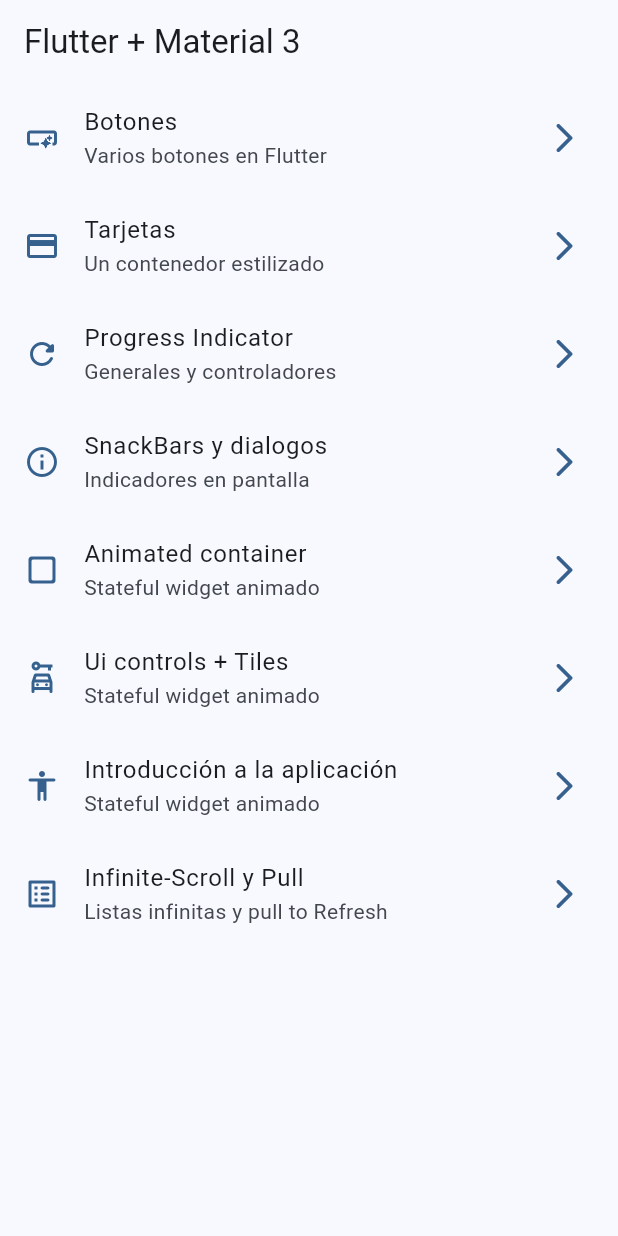
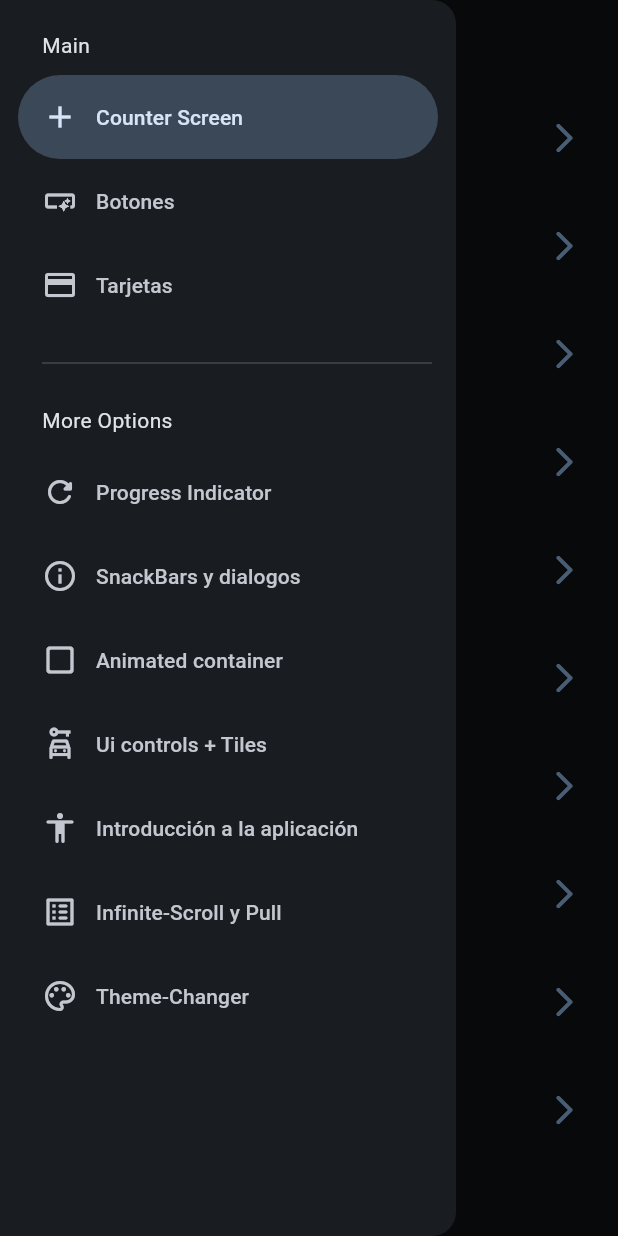
Before and after one commit to TITANRAH/flutter_curso_FH_widgets_app, a Flutter app: the screen it shows after launch, with the side drawer open (before the commit the screen has no drawer), on a phone screen of 412 x 824 dp. Run offline on Flutter 3.47's test engine with Material 2 defaults, Android fonts, the phone set to English and light mode, and no system bars; our stand-ins replace animate_do, flutter_riverpod, go_router.

Commit message:
riverpod

```diff
--- a/lib/config/menu/menu_items.dart
+++ b/lib/config/menu/menu_items.dart
@@ -15,6 +15,13 @@ class MenuItem {
 }
 
 const appMenuItems = <MenuItem>[
+
+     MenuItem(
+    title: 'Counter Screen',
+    subTitle: 'Contador con Riverpod',
+    link: '/counter',
+    icon: Icons.add,
+  ),
   MenuItem(
     title: 'Botones',
     subTitle: 'Varios botones en Flutter',
@@ -64,4 +71,11 @@ const appMenuItems = <MenuItem>[
     link: '/infinite',
     icon: Icons.list_alt_rounded,
   ),
+    MenuItem(
+    title: 'Theme-Changer',
+    subTitle: 'Cambiar de tema',
+    link: '/theme-change',
+    icon: Icons.color_lens_outlined,
+  ),
+
 ];
--- a/lib/config/router/app_router.dart
+++ b/lib/config/router/app_router.dart
@@ -51,5 +51,15 @@ final appRouter = GoRouter(
       name:InfiniteScrollScreen.name,
       builder: (context, state) => const InfiniteScrollScreen(),
     ),
+      GoRoute(
+      path: '/counter',
+      name:CounterScreen.name,
+      builder: (context, state) => const CounterScreen(),
+    ),
+      GoRoute(
+      path: '/theme-change',
+      name:ThemeChangerScreen.name,
+      builder: (context, state) => const ThemeChangerScreen(),
+    ),
   ],
 );
--- a/lib/config/theme/app_theme.dart
+++ b/lib/config/theme/app_theme.dart
@@ -14,18 +14,20 @@ const colorList = <Color>[
 
 class AppTheme {
   final int selectedColor;
+  final bool isDarkMode;
 
-  AppTheme({
+  AppTheme( {
     this.selectedColor = 0,
+    this.isDarkMode = false,
   })  : assert(selectedColor >= 0, 'Selected color must be greater then 0'),
         assert(selectedColor < colorList.length,
             'Selected color must be lees or equal then 0 ${colorList.length - 1}');
 
   ThemeData getTheme() => ThemeData(
-        useMaterial3: true,
-        colorSchemeSeed: colorList[selectedColor],
-        appBarTheme: const AppBarTheme(
-          centerTitle: false,
-        )
-      );
+      useMaterial3: true,
+      brightness: isDarkMode ? Brightness.dark : Brightness.light,
+      colorSchemeSeed: colorList[selectedColor],
+      appBarTheme: const AppBarTheme(
+        centerTitle: false,
+      ));
 }
--- a/lib/main.dart
+++ b/lib/main.dart
@@ -1,31 +1,36 @@
 import 'dart:io';
 
 import 'package:flutter/material.dart';
+import 'package:flutter_riverpod/flutter_riverpod.dart';
 import 'package:widgets_app/config/router/app_router.dart';
 import 'package:widgets_app/config/theme/app_theme.dart';
+import 'package:widgets_app/presentation/providers/theme_provider.dart';
 
 void main() {
-
-   HttpOverrides.global = MyHttpOverrides();
-  runApp(const MainApp());
+  HttpOverrides.global = MyHttpOverrides();
+  runApp(
+    const ProviderScope(
+      child: MainApp(),
+    ),
+  );
 }
 
-class MainApp extends StatelessWidget {
+class MainApp extends ConsumerWidget {
   const MainApp({super.key});
 
   @override
-  Widget build(BuildContext context) {
+  Widget build(BuildContext context, ref) {
+    final isDarkMode = ref.watch(isDarkModeProvider);
+    final isSelectedColor = ref.watch(selectedColorProvider);
+
     return MaterialApp.router(
       title: 'Flutter Widgets',
       routerConfig: appRouter,
       debugShowCheckedModeBanner: false,
-      theme: AppTheme(selectedColor: 0).getTheme(),
-
-
+      theme: AppTheme(selectedColor: isSelectedColor, isDarkMode: isDarkMode).getTheme(),
     );
   }
 }
-
 
 class MyHttpOverrides extends HttpOverrides {
   @override
--- /dev/null
+++ b/lib/presentation/providers/counter_provider.dart
@@ -0,0 +1,6 @@
+import 'package:flutter_riverpod/flutter_riverpod.dart';
+
+// inrmacion de estado de algo lo que sea eso es stateprovider
+final counterProvider = StateProvider(
+  (ref) => 5,
+);
--- /dev/null
+++ b/lib/presentation/providers/theme_provider.dart
@@ -0,0 +1,12 @@
+import 'package:flutter_riverpod/flutter_riverpod.dart';
+import 'package:widgets_app/config/theme/app_theme.dart';
+
+
+// un simple booleano
+final isDarkModeProvider = StateProvider((ref) => true);
+
+// listado de colores inmutables
+final colorListProvider = Provider((ref) => colorList);
+
+// un simple int
+final selectedColorProvider = StateProvider((ref) => 0);
--- a/lib/presentation/screens/home/home_screen.dart
+++ b/lib/presentation/screens/home/home_screen.dart
@@ -1,6 +1,7 @@
 import 'package:flutter/material.dart';
 import 'package:go_router/go_router.dart';
 import 'package:widgets_app/config/menu/menu_items.dart';
+import 'package:widgets_app/presentation/widgets/side_menu.dart';
 
 class HomeScreen extends StatelessWidget {
 
@@ -10,13 +11,17 @@ class HomeScreen extends StatelessWidget {
 
   @override
   Widget build(BuildContext context) {
+
+    final scaffodKey = GlobalKey<ScaffoldState>();
     return Scaffold(
+      key:scaffodKey,
       appBar: AppBar(
         title: const Text(
           'Flutter + Material 3',
         ),
       ),
       body: const _HomeView(),
+      drawer: SideMenu(scaffoldKey: scaffodKey,),
     );
   }
 }
--- a/lib/presentation/screens/screens.dart
+++ b/lib/presentation/screens/screens.dart
@@ -1,4 +1,5 @@
-
+export 'package:widgets_app/presentation/screens/theme_change/theme_change_screen.dart';
+export 'package:widgets_app/presentation/screens/counter/counter_screen.dart';
 export 'package:widgets_app/presentation/screens/animated/animated_screen.dart';
 export 'package:widgets_app/presentation/screens/app_tutorial/app_tutorial.dart';
 export 'package:widgets_app/presentation/screens/buttons/buttons_screen.dart';
--- /dev/null
+++ b/lib/presentation/widgets/side_menu.dart
@@ -0,0 +1,70 @@
+import 'package:flutter/material.dart';
+import 'package:go_router/go_router.dart';
+import 'package:widgets_app/config/menu/menu_items.dart';
+
+class SideMenu extends StatefulWidget {
+  final GlobalKey<ScaffoldState> scaffoldKey;
+  const SideMenu({super.key, required this.scaffoldKey});
+
+  @override
+  State<SideMenu> createState() => _SideMenuState();
+}
+
+class _SideMenuState extends State<SideMenu> {
+  int navDrawerIndex = 0;
+
+  @override
+  Widget build(BuildContext context) {
+    final hasNotch = MediaQuery.of(context).viewPadding.top > 35;
+
+    // ver cuando es el notch del telefono
+    // if (Platform.isAndroid) {
+    //   print('Android $hasNotch');
+    // }
+
+    return NavigationDrawer(
+      selectedIndex: navDrawerIndex,
+      onDestinationSelected: (value) {
+        setState(() {
+          navDrawerIndex = value;
+        });
+
+        final menuItem = appMenuItems[value];
+        context.push(menuItem.link);
+        widget.scaffoldKey.currentState?.closeDrawer();
+      },
+      children: [
+        Padding(
+          padding: EdgeInsets.fromLTRB(28, hasNotch ? 0 : 20, 16, 10),
+          child: const Text('Main'),
+        ),
+
+        // llamo con el operador express a menuItems
+        ...appMenuItems.sublist(0, 3).map(
+              (item) => NavigationDrawerDestination(
+                icon: Icon(item.icon),
+                label: Text(item.title),
+              ),
+            ),
+
+        const Padding(
+          padding: EdgeInsets.fromLTRB(28, 16, 16, 10),
+          child: Divider(),
+        ),
+
+        const Padding(
+          padding: EdgeInsets.fromLTRB(28, 10, 16, 10),
+          child: Text('More Options'),
+        ),
+
+        // llamo con el operador express a menuItems
+        ...appMenuItems.sublist(3).map(
+              (item) => NavigationDrawerDestination(
+                icon: Icon(item.icon),
+                label: Text(item.title),
+              ),
+            ),
+      ],
+    );
+  }
+}
--- a/pubspec.yaml
+++ b/pubspec.yaml
@@ -10,6 +10,7 @@ dependencies:
   animate_do: ^3.0.2
   flutter:
     sdk: flutter
+  flutter_riverpod: ^2.3.6
   go_router: ^6.5.7
 
 dev_dependencies:
```
Also changed, not shown: lib/presentation/screens/counter/counter_screen.dart (added, +48 -0 lines), lib/presentation/screens/theme_change/theme_change_screen.dart (added, +63 -0 lines), pubspec.lock.
